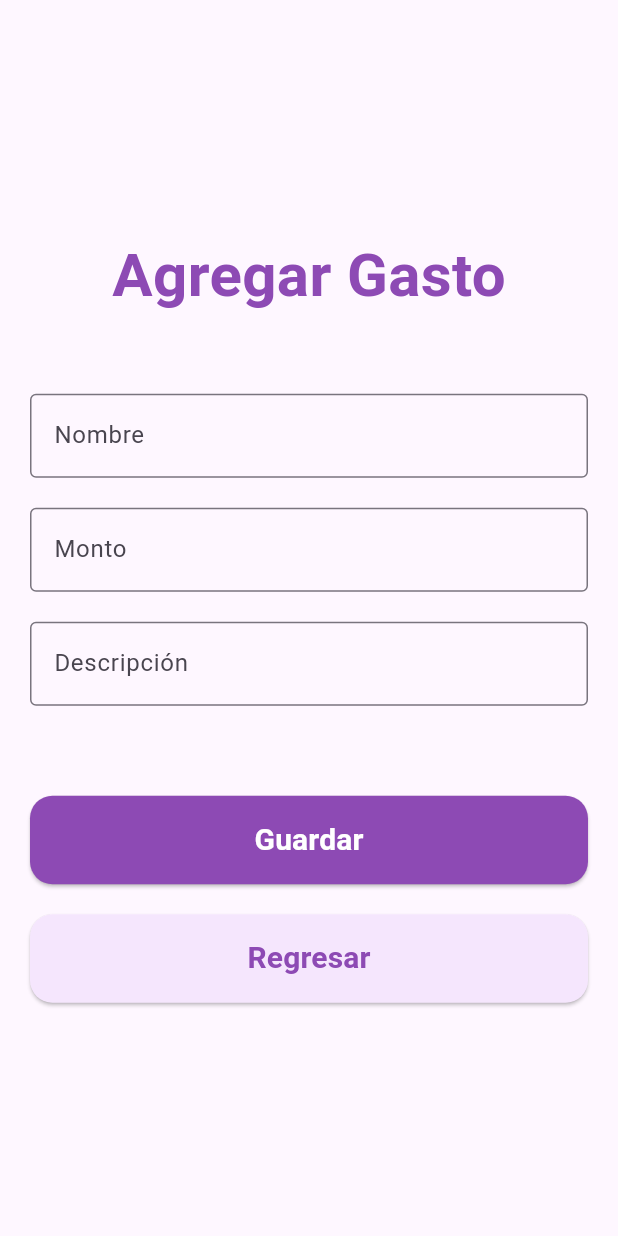
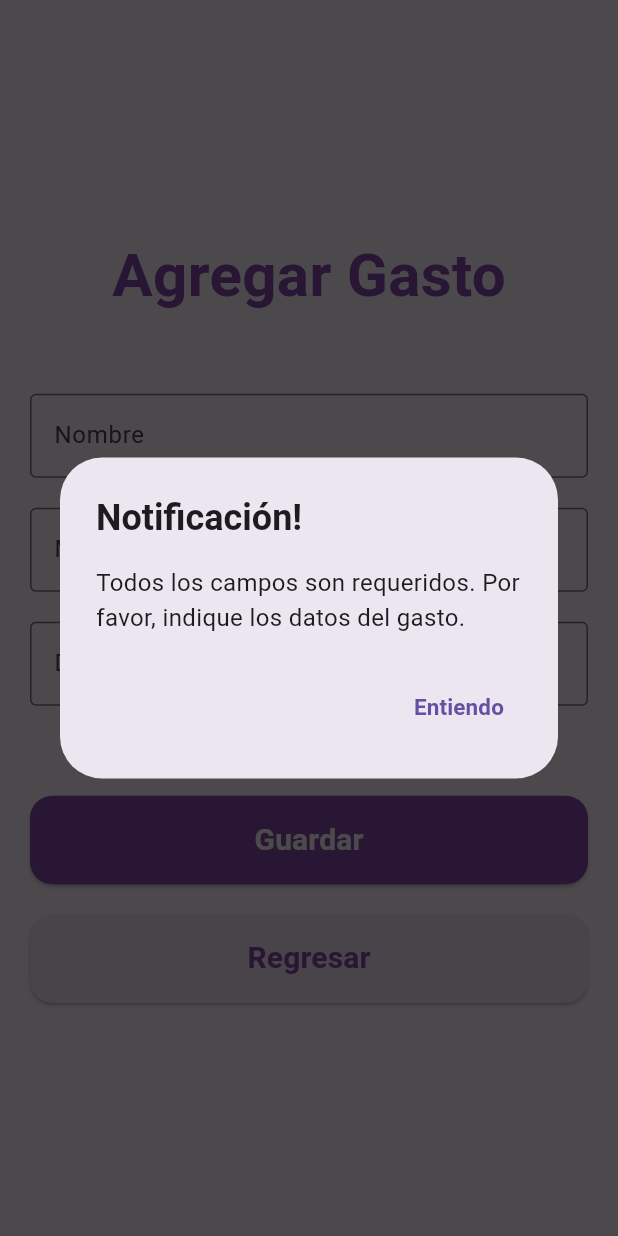
Before and after one commit to Dainerdev/flutter-app-2, a Flutter app: the AddExpenseScreen screen opened directly, after a tap on "Guardar", on a phone screen of 412 x 824 dp. Run offline on Flutter 3.47's test engine with Material 3 defaults, Android fonts, the phone set to English and light mode, and no system bars; our stand-ins replace shared_preferences; accounts and stored records are empty.

Commit message:
Se agrega validacion de los campos del formulario

```diff
--- a/lib/ui/expenseScreens/expense.add.dart
+++ b/lib/ui/expenseScreens/expense.add.dart
@@ -15,6 +15,11 @@ class _AddEarningScreenState extends State<AddExpenseScreen> {
   final nameField = TextEditingController();
   final amountField = TextEditingController();
   final descriptionField = TextEditingController();
+
+  //variables
+  String name = '';
+  String amount = '';
+  String description = '';
 
 
 
@@ -73,6 +78,54 @@ class _AddEarningScreenState extends State<AddExpenseScreen> {
               ElevatedButton(
                 onPressed: (){
 
+                  //Guardar los datos en las variables
+                  name = nameField.text;
+                  amount = amountField.text;
+                  description = descriptionField.text;
+
+                  if ( name == '' || amount == '' || description == '') {
+                    showDialog(
+                      context: context,
+                      barrierDismissible: false,
+                      barrierColor: Color.fromARGB(180, 0, 0, 0),
+                      builder: (BuildContext context){
+                        return AlertDialog(
+                          title: Text(
+                            'Notificación!',
+                            style: TextStyle(
+                              fontWeight: FontWeight.bold
+                            ),
+                          ),
+                          content: SingleChildScrollView(
+                            child: ListBody(
+                              children: [
+                                Text('Todos los campos son requeridos. Por favor, indique los datos del gasto.',
+                                  style: TextStyle(
+                                    fontSize: 16
+                                  ),
+                                )
+                              ],
+                            ),
+                          ),
+                          actions: [
+                            TextButton(
+                              onPressed: (){
+                                Navigator.of(context).pop();
+                              },
+                              child: Text('Entiendo',
+                                style: TextStyle(
+                                  fontSize: 15,
+                                  fontWeight: FontWeight.bold
+                                ),
+                              )
+                            ),
+                          ],
+                        );
+                      }
+                    );
+
+                  }
+
                 },
                 style: ElevatedButton.styleFrom(
                   backgroundColor: const Color.fromARGB(255, 141, 74, 180),
```
